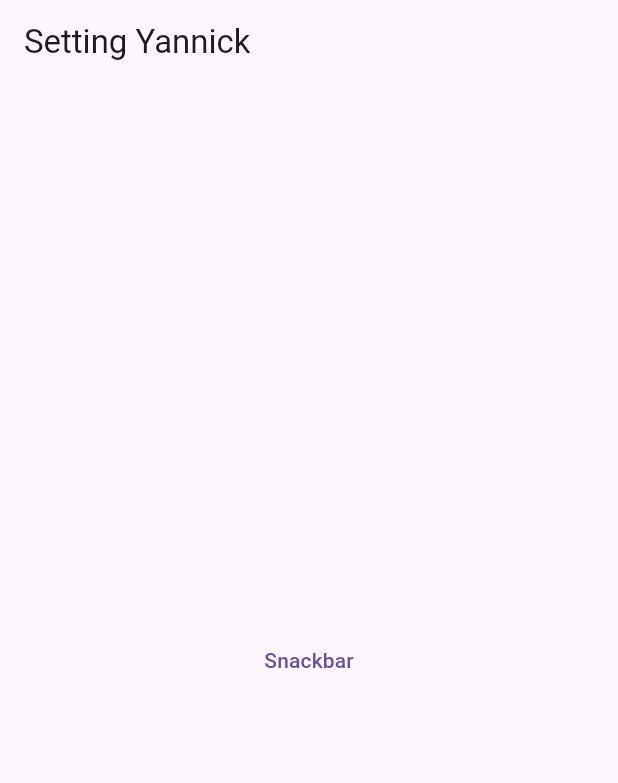
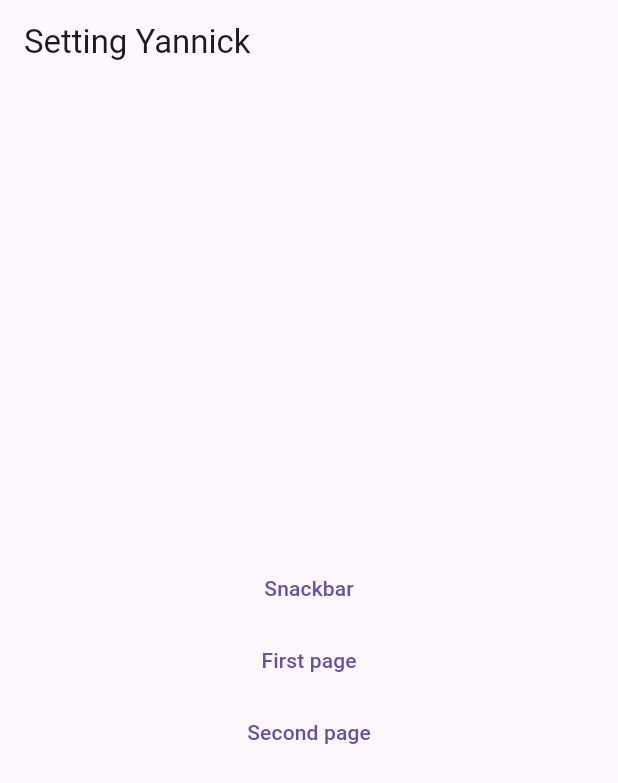
Before and after one commit to yannkagou/new_flutter, a Flutter app: the screen it shows after launch, on a phone screen of 412 x 824 dp. Shown: the top 783 px of the screen. Run offline on Flutter 3.47's test engine with Material 3 defaults, Android fonts, the light colour scheme and no system bars.

Commit message:
Finish the navigation lesson

```diff
--- a/lib/main.dart
+++ b/lib/main.dart
@@ -1,4 +1,6 @@
 import 'package:flutter/material.dart';
+import 'package:new_flutter/pages/first.dart';
+import 'package:new_flutter/pages/second.dart';
 
 void main() {
   runApp(const MyApp());
@@ -15,7 +17,11 @@
         primarySwatch: Colors.blue,
       ),
       debugShowCheckedModeBanner: false,
-      home: const Message(),
+      routes: {
+        "/": (context) => const Message(),
+        "/first": (context) => const FirstPage(),
+        "/second": (context) => const SecondPage(),
+      },
     );
   }
 }
@@ -30,12 +36,52 @@
         title: const Text("Setting Yannick"),
       ),
       body: Center(
-        child: TextButton(
-            onPressed: () {
-              ScaffoldMessenger.of(context)
-                  .showSnackBar(SnackBar(content: Text(("I'm a sanckbar"))));
-            },
-            child: Text("Snackbar")),
+        child: Column(
+          mainAxisAlignment: MainAxisAlignment.center,
+          children: [
+            TextButton(
+                onPressed: () {
+                  ScaffoldMessenger.of(context).showSnackBar(
+                      const SnackBar(content: Text(("I'm a snckbar"))));
+                },
+                child: const Text("Snackbar")),
+            TextButton(
+                // onPressed: () {
+                //   Navigator.push(
+                //       context,
+                //       MaterialPageRoute(
+                //           builder: (context) => const FirstPage()));
+                // },
+
+                // onPressed: () {
+                //   Navigator.of(context).pushNamed("/first");
+                // },
+
+                onPressed: () {
+                  Navigator.push(
+                      context,
+                      MaterialPageRoute(
+                          builder: (context) =>
+                              const FirstPage(name: "Yannick")));
+                },
+                child: const Text("First page")),
+            TextButton(
+                // onPressed: () {
+                //   Navigator.push(
+                //       context,
+                //       MaterialPageRoute(
+                //           builder: (context) => const SecondPage()));
+                // },
+
+                // onPressed: () {
+                //   Navigator.pushNamed(context, "/second");
+                // },
+                onPressed: () {
+                  Navigator.pushNamed(context, "/second", arguments: "Berty");
+                },
+                child: const Text("Second page")),
+          ],
+        ),
       ),
     );
   }
```
Also changed, not shown: lib/pages/first.dart (added, +28 -0 lines), lib/pages/second.dart (added, +28 -0 lines).
